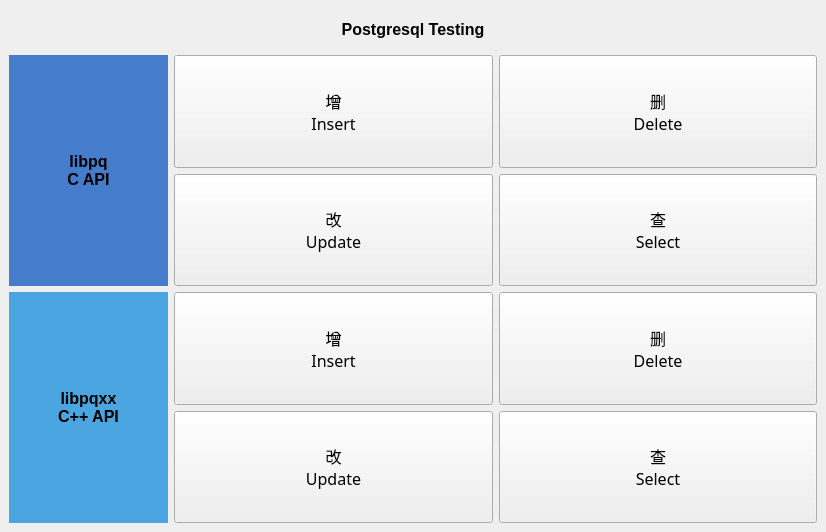
This is QtGuiApplicationTest/QtGuiApplicationTest/MiscellaneousPostgresql.ui in xautshuanglong/QtLearningRepository as Qt 5 draws it before an edit. The edited form follows.
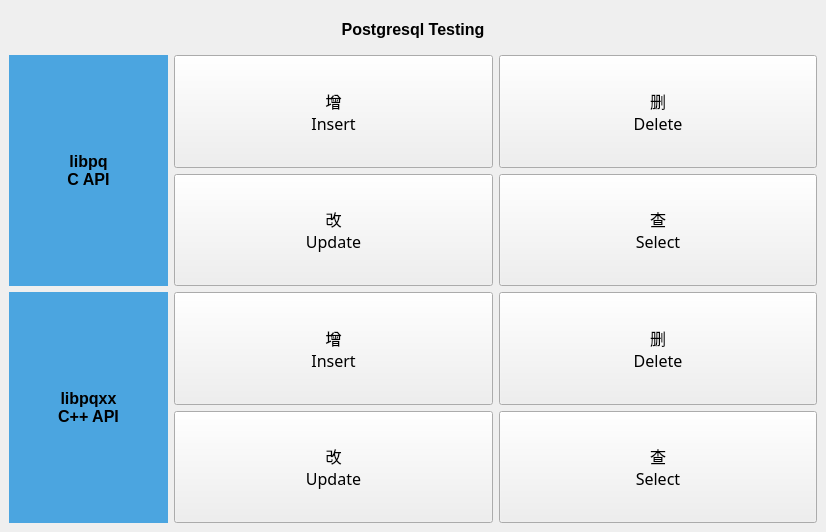
This is the edited form.

```diff
--- a/QtGuiApplicationTest/QtGuiApplicationTest/MiscellaneousPostgresql.ui
+++ b/QtGuiApplicationTest/QtGuiApplicationTest/MiscellaneousPostgresql.ui
@@ -269,7 +269,7 @@
        <property name="styleSheet">
         <string notr="true">QLabel
 {
-	background-color: rgb(69,125,204);
+	background-color: rgb(75,165,224);
 }</string>
        </property>
        <property name="text">
```
